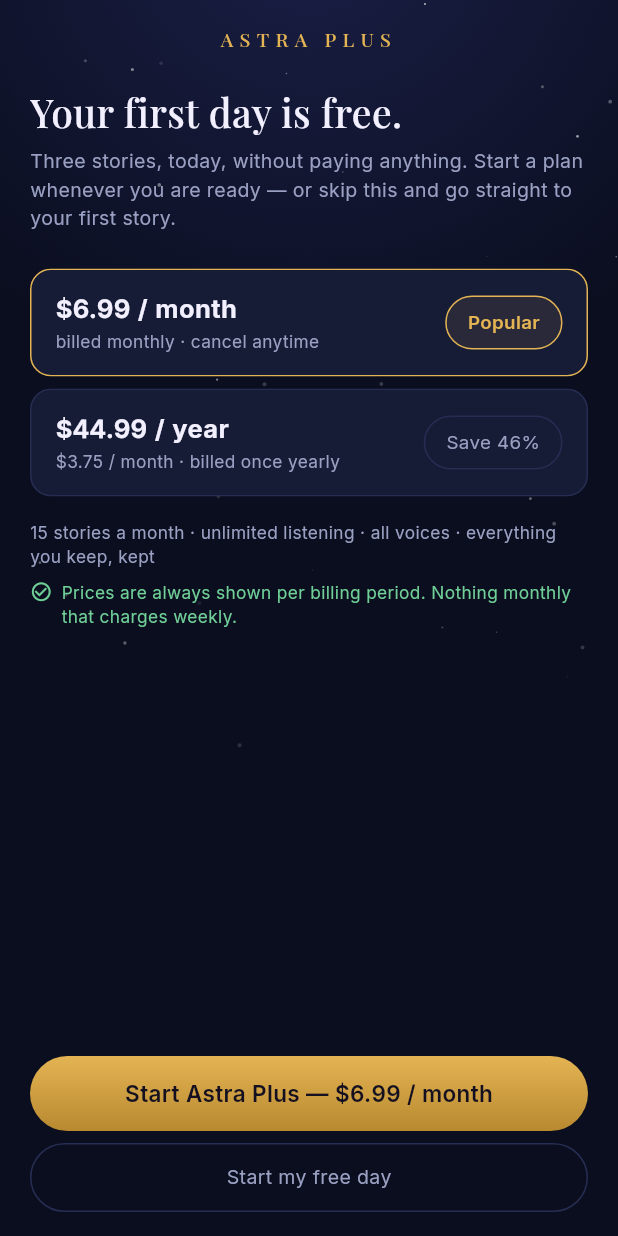
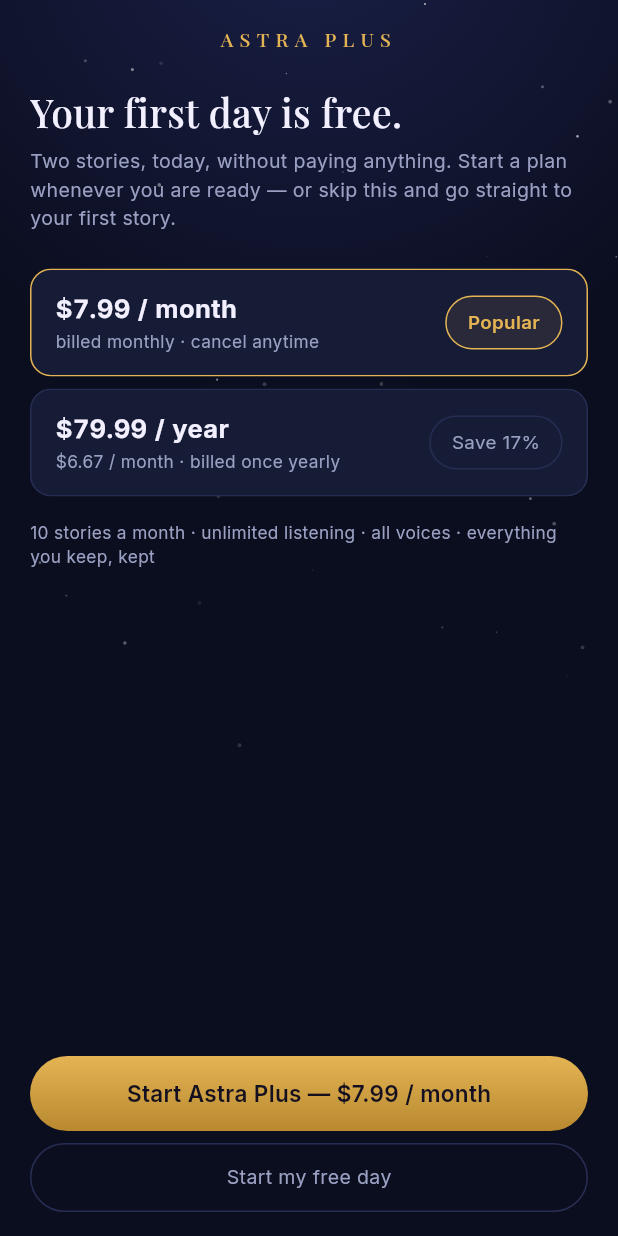
Before and after one commit to sid-sys/astra-manifest-anything, a Flutter app: the PaywallScreen screen opened directly, on a phone screen of 412 x 824 dp. Run offline on Flutter 3.47's test engine with Material 3 defaults, Android fonts, the phone set to English and light mode, and no system bars; our stand-ins replace cloud_firestore, cloud_functions, firebase_auth, firebase_core, flutter_riverpod, google_fonts and 2 more; accounts and stored records are empty; network calls fail.

Commit message:
fix: price the plans so the margin actually holds
The old table did not clear 80% anywhere, and the rupee plans were not close:
at the 15-story cap, USD monthly returned 73.5%, USD yearly 50.6%, INR
monthly 46.4% and INR yearly 3.8%. A subscriber on ₹1,999/year who used the
allowance cost almost exactly what they paid.

Rebuilt from measured cost. A five-minute story is 915 words at the observed
183 wpm and 5.34 characters per word: $0.059 of narration, $0.037 of script,
$0.004 of infrastructure — $0.100, with planning at $0.105 for headroom.
Narration is 59% of it, so the allowance is the only real lever; there is no
cheaper voice (tts-1 costs more per character than gpt-4o-mini-tts).

Every plan is now priced so a subscriber who uses the entire allowance still
leaves 80% after Google Play's 15%. The yearly plan binds — a steep annual
discount at a fixed allowance forces either a much higher price or a much
smaller one — so the discount drops from ~45% to two months free.

  USD  $7.99/mo (84.5%)   $79.99/yr (81.5%)
  INR  ₹649/mo (83.5%)    ₹6,499/yr (80.3%)
  Plus 10 stories/month, trial 2

The floor is now a test rather than a memory: every plan is asserted against
the cost model, so moving a price or a limit without the other fails CI. The
allowance is a constant the paywall copy reads from, so the screen cannot
advertise a number the server does not enforce.

Two caveats in the code: the 15% assumes Play's reduced rate below $1M/year —
at 30% the yearly plans fall to ~77% — and the trial costs ~$0.21 per user,
which at a 5% conversion rate is ~$4 of production per subscriber won.

Co-Authored-By: Claude Opus 5 <noreply@anthropic.com>

```diff
--- a/lib/models/plan.dart
+++ b/lib/models/plan.dart
@@ -59,8 +59,35 @@ class Plan {
 /// Adding a region is a data change here, never a UI change. When Play Billing
 /// goes live it returns its own localized price and that becomes the source of
 /// truth; this table is the pre-billing default and the offline fallback.
+///
+/// ## How these numbers were derived
+///
+/// A five-minute story costs about $0.10 to produce, measured rather than
+/// estimated: 915 words at the observed 183 wpm, 5.34 characters per word.
+/// Narration is 59% of that ($12 per million characters), the script 37%
+/// ($25 per million output tokens), infrastructure the rest. Planning uses
+/// $0.105 to leave a 10% buffer.
+///
+/// Every plan is priced so that a subscriber who uses their entire monthly
+/// allowance still leaves an 80% gross margin, after Google Play takes 15%:
+///
+///     list price ≥ stories × 12 (if yearly) × $0.105 / 0.20 / 0.85
+///
+/// The yearly plan is what binds. A steep annual discount at a fixed
+/// allowance forces either a much higher list price or a much smaller
+/// allowance, so the discount is held at two months free rather than the ~45%
+/// it was — at the old ₹1,999 the yearly margin was 3.8%.
+///
+/// The 15% assumes Play's reduced rate for the first $1M of annual revenue.
+/// Above that Play takes 30% and the yearly plans fall to ~77%; raise them or
+/// drop the allowance to 8 when that happens.
 class PricingCatalog {
   const PricingCatalog._();
+
+  /// Stories per month on Plus. Set by the margin arithmetic above, not by
+  /// feel: at $7.99 the 80% floor allows 12, and 10 leaves room for the cost
+  /// of a story to drift before the price has to move.
+  static const plusMonthlyStories = 10;
 
   static const _countryToCurrency = <String, String>{'IN': 'INR'};
 
@@ -68,35 +95,39 @@ class PricingCatalog {
 
   static const _plansByCurrency = <String, List<Plan>>{
     'INR': [
+      // ₹649 ≈ $7.50 → 83% margin at 10 stories.
       Plan(
         id: 'astra_plus_monthly_inr',
         period: BillingPeriod.month,
-        amount: 299,
+        amount: 649,
         currencyCode: 'INR',
         popular: true,
       ),
+      // ₹6,499 ≈ $75.13 → 80.3% margin at 10 stories a month.
       Plan(
         id: 'astra_plus_yearly_inr',
         period: BillingPeriod.year,
-        amount: 1999,
+        amount: 6499,
         currencyCode: 'INR',
-        badge: 'Save 44%',
+        badge: 'Save 17%',
       ),
     ],
     'USD': [
+      // $7.99 → 84.5% margin at 10 stories.
       Plan(
         id: 'astra_plus_monthly_usd',
         period: BillingPeriod.month,
-        amount: 6.99,
+        amount: 7.99,
         currencyCode: 'USD',
         popular: true,
       ),
+      // $79.99 → 81.5% margin at 10 stories a month.
       Plan(
         id: 'astra_plus_yearly_usd',
         period: BillingPeriod.year,
-        amount: 44.99,
+        amount: 79.99,
         currencyCode: 'USD',
-        badge: 'Save 46%',
+        badge: 'Save 17%',
       ),
     ],
   };
--- a/lib/screens/create_screen.dart
+++ b/lib/screens/create_screen.dart
@@ -2,6 +2,7 @@ import 'package:flutter/material.dart';
 import 'package:flutter_riverpod/flutter_riverpod.dart';
 
 import '../models/intention.dart';
+import '../models/plan.dart';
 import '../providers.dart';
 import '../services/wish_prompts.dart';
 import '../theme/astra_theme.dart';
@@ -122,8 +123,8 @@ class _CreateScreenState extends ConsumerState<CreateScreen> {
           profile.canGenerateFreely
               ? 'Five minutes, written from your own details so it sounds like '
                   'your life and not a template. Narrated by an AI voice.'
-              : 'Astra Plus writes 15 stories a month, and your library '
-                  'replays without limit.',
+              : 'Astra Plus writes ${PricingCatalog.plusMonthlyStories} stories a month, and your '
+                  'library replays without limit.',
           style: AstraTextStyles.small,
         ),
         const SizedBox(height: AstraSpacing.xl),
--- a/lib/screens/paywall_screen.dart
+++ b/lib/screens/paywall_screen.dart
@@ -55,7 +55,7 @@ class _PaywallScreenState extends ConsumerState<PaywallScreen> {
                 Text(
                   trialSpent
                       ? 'Pick a plan to keep writing them.'
-                      : 'Three stories, today, without paying anything. Start '
+                      : 'Two stories, today, without paying anything. Start '
                             'a plan whenever you are ready — or skip this and '
                             'go straight to your first story.',
                   style: AstraTextStyles.bodyDim,
@@ -73,26 +73,9 @@ class _PaywallScreenState extends ConsumerState<PaywallScreen> {
 
                 const SizedBox(height: AstraSpacing.sm),
                 Text(
-                  '15 stories a month · unlimited listening · all voices · '
-                  'everything you keep, kept',
+                  '${PricingCatalog.plusMonthlyStories} stories a month · unlimited listening · '
+                  'all voices · everything you keep, kept',
                   style: AstraTextStyles.small,
-                ),
-                const SizedBox(height: AstraSpacing.sm),
-                Row(
-                  crossAxisAlignment: CrossAxisAlignment.start,
-                  children: [
-                    const Icon(Icons.check_circle_outline,
-                        size: 15, color: AstraColors.good),
-                    const SizedBox(width: 6),
-                    Expanded(
-                      child: Text(
-                        'Prices are always shown per billing period. Nothing '
-                        'monthly that charges weekly.',
-                        style: AstraTextStyles.small
-                            .copyWith(color: AstraColors.good),
-                      ),
-                    ),
-                  ],
                 ),
 
                 const Spacer(),
```
Also changed, not shown: 2 other files.
